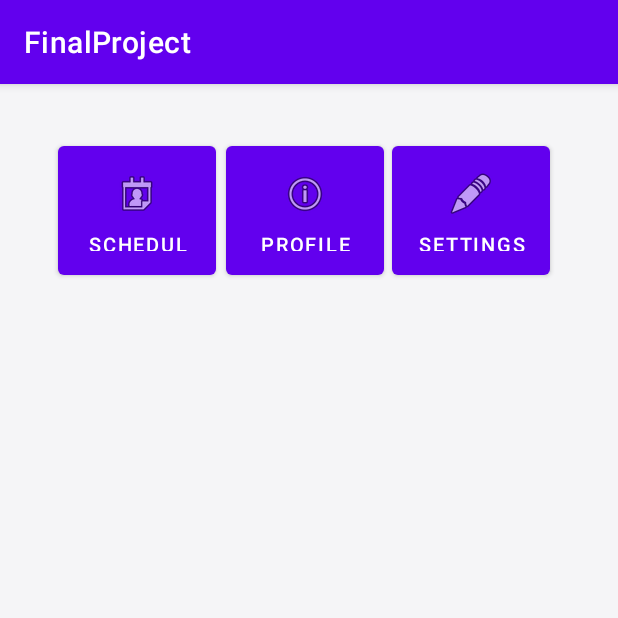
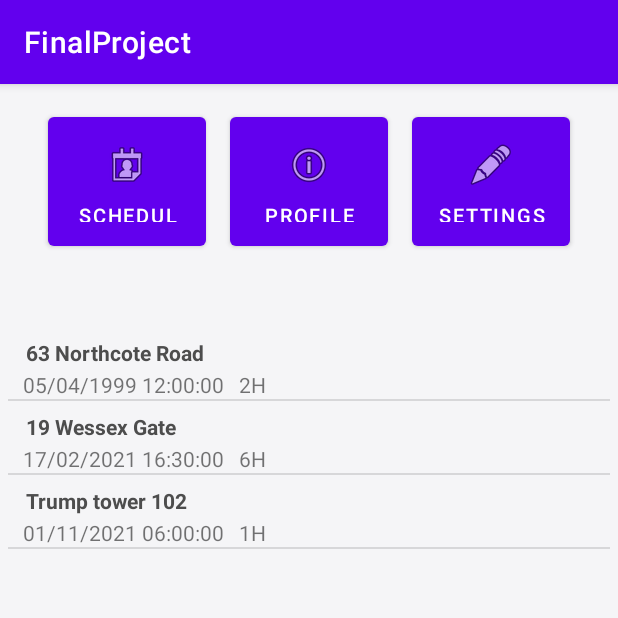
Before and after one commit to Yonfroy/ManagementApp1, an Android app: the LandingActivity screen opened directly, with no data from a screen before it, on a phone screen of 412 x 824 dp, the top half of it. Run offline under Robolectric (Android 15) with nearby library versions, the phone set to English and light mode, and no system bars; our stand-ins replace Firebase (no records; nobody signed in at launch, a user with empty details on screens opened directly).

Commit message:
Added appointment list view to landing page

```diff
--- /dev/null
+++ b/app/src/main/java/com/example/finalproject/AppointmentListAdapter.java
@@ -0,0 +1,40 @@
+package com.example.finalproject;
+
+import android.app.Activity;
+import android.view.LayoutInflater;
+import android.view.View;
+import android.view.ViewGroup;
+import android.widget.ArrayAdapter;
+import android.widget.TextView;
+
+public class AppointmentListAdapter extends ArrayAdapter<String> {
+
+    private final Activity context;
+    private final String[] addresses;
+    private final String[] dates;
+    private final String[] durations;
+
+    public AppointmentListAdapter(Activity context, String[] addresses, String[] dates, String[] durations) {
+        super(context, R.layout.appointment_list_item, addresses);
+
+        this.context = context;
+        this.addresses = addresses;
+        this.dates = dates;
+        this.durations = durations;
+    }
+
+    public View getView(int position, View view, ViewGroup parent) {
+        LayoutInflater inflater = context.getLayoutInflater();
+        View rowView = inflater.inflate(R.layout.appointment_list_item, null, true);
+
+        TextView addressText = (TextView) rowView.findViewById(R.id.app_address);
+        TextView dateText = (TextView) rowView.findViewById(R.id.app_date);
+        TextView durationText = (TextView) rowView.findViewById(R.id.app_duration);
+
+        addressText.setText(addresses[position]);
+        dateText.setText(dates[position]);
+        durationText.setText(durations[position]);
+
+        return rowView;
+    }
+}
--- a/app/src/main/java/com/example/finalproject/LandingActivity.java
+++ b/app/src/main/java/com/example/finalproject/LandingActivity.java
@@ -7,8 +7,10 @@ import android.content.Intent;
 import android.os.Bundle;
 import android.util.Log;
 import android.view.View;
+import android.widget.AdapterView;
 import android.widget.Button;
 import android.widget.EditText;
+import android.widget.ListView;
 import android.widget.Toast;
 
 import com.google.android.gms.tasks.OnCompleteListener;
@@ -36,13 +38,40 @@ public class LandingActivity extends AppCompatActivity {
     StorageReference storageReference;
     FirebaseFirestore fStore;
     Button testBtn;
+    ListView appList;
+
+    String[] addresses = {
+      "63 Northcote Road", "19 Wessex Gate", "Trump tower 102",
+    };
+
+    String[] dates = {
+            "05/04/1999 12:00:00", "17/02/2021 16:30:00", "01/11/2021 06:00:00",
+    };
+
+    String[] durations = {
+            "2H", "6H", "1H",
+    };
 
     @Override
     protected void onCreate(Bundle savedInstanceState) {
         super.onCreate(savedInstanceState);
         setContentView(R.layout.activity_landing);
 
-        testBtn = findViewById(R.id.testBtn);
+        //testBtn = findViewById(R.id.testBtn);
+
+        //LIST TEST BELOW
+        AppointmentListAdapter adapter = new AppointmentListAdapter(this, addresses, dates, durations);
+        appList=(ListView)findViewById(R.id.appointmentList);
+        appList.setAdapter(adapter);
+
+        appList.setOnItemClickListener(new AdapterView.OnItemClickListener() {
+            @Override
+            public void onItemClick(AdapterView<?> adapterView, View view, int position, long id) {
+                Toast.makeText(getApplicationContext(), "Item " + position + " clicked", Toast.LENGTH_SHORT).show();
+            }
+        });
+
+
 
         int time = (int) (System.currentTimeMillis());
 
@@ -78,23 +107,23 @@ public class LandingActivity extends AppCompatActivity {
 //            }
 //        });
 
-        testBtn.setOnClickListener(new View.OnClickListener() {
-            @Override
-            public void onClick(View view) {
-               fStore.collection("appointments").whereEqualTo("customer", userID).get().addOnCompleteListener(new OnCompleteListener<QuerySnapshot>() {
-                   @Override
-                   public void onComplete(@NonNull Task<QuerySnapshot> task) {
-                       if(task.isSuccessful()){
-                           for(QueryDocumentSnapshot document : task.getResult()){
-                               System.out.println(document.getId() + " => " + document.getData());
-                           }
-                       } else {
-                           Log.d(TAG, "Error retrieving documents: ", task.getException());
-                       }
-                   }
-               });
-            }
-        });
+//        testBtn.setOnClickListener(new View.OnClickListener() {
+//            @Override
+//            public void onClick(View view) {
+//               fStore.collection("appointments").whereEqualTo("customer", userID).get().addOnCompleteListener(new OnCompleteListener<QuerySnapshot>() {
+//                   @Override
+//                   public void onComplete(@NonNull Task<QuerySnapshot> task) {
+//                       if(task.isSuccessful()){
+//                           for(QueryDocumentSnapshot document : task.getResult()){
+//                               System.out.println(document.getId() + " => " + document.getData());
+//                           }
+//                       } else {
+//                           Log.d(TAG, "Error retrieving documents: ", task.getException());
+//                       }
+//                   }
+//               });
+//            }
+//        });
     }
 
     public void logout(View view){
--- a/app/src/main/res/layout/activity_landing.xml
+++ b/app/src/main/res/layout/activity_landing.xml
@@ -7,37 +7,32 @@
     android:background="#f5f5f7"
     tools:context=".LandingActivity">
 
+
     <Button
         android:id="@+id/profileBtn"
         android:layout_width="105dp"
         android:layout_height="98dp"
-        android:layout_marginEnd="150dp"
-        android:layout_marginRight="150dp"
-        android:layout_marginBottom="600dp"
+        android:layout_marginTop="16dp"
         android:drawableTop="@android:drawable/ic_menu_info_details"
         android:onClick="profile2"
         android:padding="16dp"
         android:text="@string/profile"
         android:textSize="13sp"
-        app:layout_constraintBottom_toBottomOf="parent"
-        app:layout_constraintEnd_toEndOf="parent"
+        app:layout_constraintEnd_toStartOf="@+id/settingsBtn"
         app:layout_constraintStart_toEndOf="@+id/appointmentBtn"
         app:layout_constraintTop_toTopOf="parent" />
-
 
     <Button
         android:id="@+id/appointmentBtn"
         android:layout_width="105dp"
         android:layout_height="98dp"
-        android:layout_marginEnd="230dp"
-        android:layout_marginRight="230dp"
-        android:layout_marginBottom="600dp"
+        android:layout_marginStart="32dp"
+        android:layout_marginLeft="32dp"
+        android:layout_marginTop="16dp"
         android:drawableTop="@android:drawable/ic_menu_my_calendar"
         android:padding="16dp"
         android:text="Schedule"
         android:textSize="13sp"
-        app:layout_constraintBottom_toBottomOf="parent"
-        app:layout_constraintEnd_toEndOf="parent"
         app:layout_constraintStart_toStartOf="parent"
         app:layout_constraintTop_toTopOf="parent" />
 
@@ -45,16 +40,28 @@
         android:id="@+id/settingsBtn"
         android:layout_width="105dp"
         android:layout_height="98dp"
-        android:layout_marginEnd="40dp"
-        android:layout_marginRight="40dp"
-        android:layout_marginBottom="600dp"
+        android:layout_marginTop="16dp"
+        android:layout_marginEnd="32dp"
+        android:layout_marginRight="32dp"
         android:drawableTop="@android:drawable/ic_menu_edit"
         android:padding="16dp"
         android:text="Settings"
         android:textSize="13sp"
+        app:layout_constraintEnd_toEndOf="parent"
+        app:layout_constraintTop_toTopOf="parent" />
+
+    <ListView
+        android:id="@+id/appointmentList"
+        android:layout_width="401dp"
+        android:layout_height="542dp"
+        android:layout_marginStart="8dp"
+        android:layout_marginLeft="8dp"
+        android:layout_marginEnd="8dp"
+        android:layout_marginRight="8dp"
+        android:layout_marginBottom="16dp"
         app:layout_constraintBottom_toBottomOf="parent"
         app:layout_constraintEnd_toEndOf="parent"
-        app:layout_constraintStart_toEndOf="@+id/profileBtn"
-        app:layout_constraintTop_toTopOf="parent" />
+        app:layout_constraintStart_toStartOf="parent"
+        app:layout_constraintTop_toBottomOf="@+id/profileBtn" />
 
 </androidx.constraintlayout.widget.ConstraintLayout>
--- /dev/null
+++ b/app/src/main/res/layout/appointment_list_item.xml
@@ -0,0 +1,36 @@
+<?xml version="1.0" encoding="utf-8"?>
+<LinearLayout xmlns:android="http://schemas.android.com/apk/res/android"
+    android:layout_width="match_parent"
+    android:layout_height="match_parent"
+    android:orientation="vertical">
+
+    <TextView
+        android:id="@+id/app_address"
+        android:layout_width="wrap_content"
+        android:layout_height="wrap_content"
+        android:text="Adress here"
+        android:textStyle="bold"
+        android:layout_marginLeft="10dp"
+        android:layout_marginTop="5dp"
+        android:padding="2dp"
+        android:textColor="#4d4d4d"/>
+
+    <LinearLayout
+        android:layout_width="wrap_content"
+        android:layout_height="wrap_content"
+        android:orientation="horizontal">
+
+        <TextView
+            android:id="@+id/app_date"
+            android:layout_width="wrap_content"
+            android:layout_height="wrap_content"
+            android:text="Date here"
+            android:layout_marginLeft="10dp" />
+        <TextView
+            android:id="@+id/app_duration"
+            android:layout_width="wrap_content"
+            android:layout_height="wrap_content"
+            android:text="Duration here"
+            android:layout_marginLeft="10dp"/>
+    </LinearLayout>
+</LinearLayout>
--- a/app/src/main/res/mipmap-anydpi-v26/ic_launcher.xml
+++ b/app/src/main/res/mipmap-anydpi-v26/ic_launcher.xml
@@ -1,5 +1,5 @@
 <?xml version="1.0" encoding="utf-8"?>
 <adaptive-icon xmlns:android="http://schemas.android.com/apk/res/android">
     <background android:drawable="@drawable/ic_launcher_background"/>
-    <foreground android:drawable="@mipmap/ic_launcher_foreground"/>
+    <foreground android:drawable="@drawable/ic_launcher_foreground"/>
 </adaptive-icon>
--- a/app/src/main/res/mipmap-anydpi-v26/ic_launcher_round.xml
+++ b/app/src/main/res/mipmap-anydpi-v26/ic_launcher_round.xml
@@ -1,5 +1,5 @@
 <?xml version="1.0" encoding="utf-8"?>
 <adaptive-icon xmlns:android="http://schemas.android.com/apk/res/android">
     <background android:drawable="@drawable/ic_launcher_background"/>
-    <foreground android:drawable="@mipmap/ic_launcher_foreground"/>
+    <foreground android:drawable="@drawable/ic_launcher_foreground"/>
 </adaptive-icon>
```
